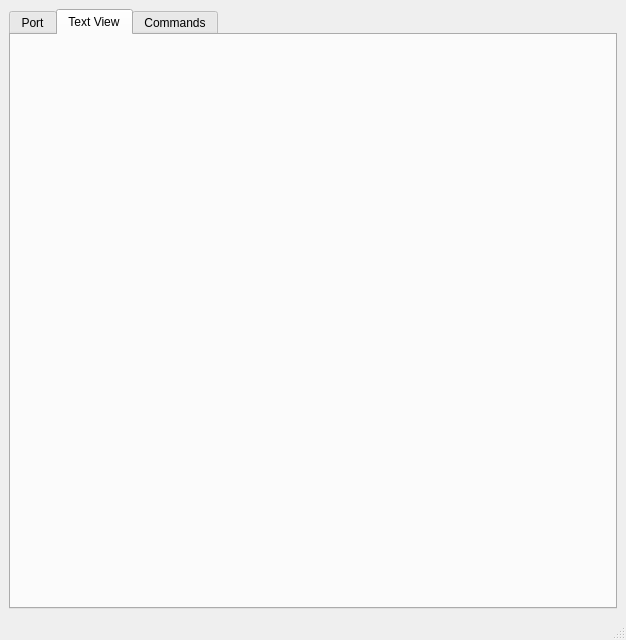
Old version of the form lib/main_window/main_window.ui in the repository hhk7734/pyside2_serial.
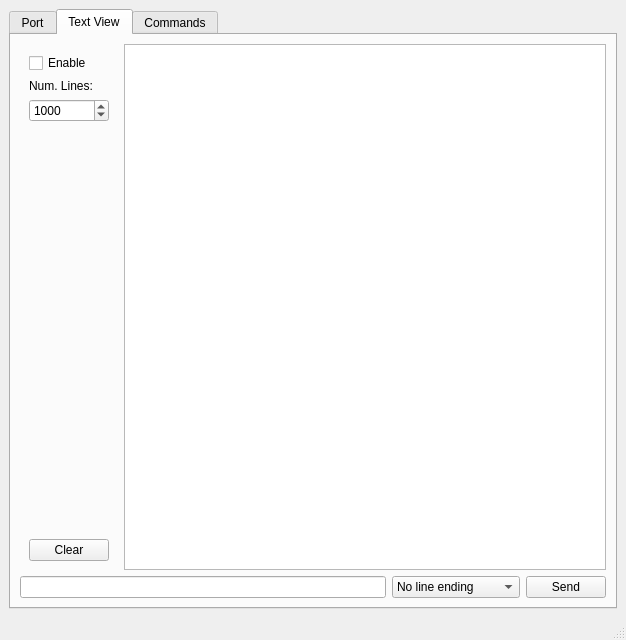
New version of the form. The open tabs and pages were chosen to show the change.

Commit message: main_window: add textViewTab

What changed in the file:
```diff
--- a/lib/main_window/main_window.ui
+++ b/lib/main_window/main_window.ui
@@ -287,6 +287,110 @@
          <attribute name="title">
           <string>Text View</string>
          </attribute>
+         <layout class="QVBoxLayout" name="verticalLayout_8">
+          <item>
+           <layout class="QGridLayout" name="gridLayout_4">
+            <item row="0" column="0">
+             <widget class="QWidget" name="widget_5" native="true">
+              <layout class="QVBoxLayout" name="verticalLayout_3">
+               <item>
+                <widget class="QCheckBox" name="textViewEnableCheckBox">
+                 <property name="text">
+                  <string>Enable</string>
+                 </property>
+                </widget>
+               </item>
+               <item>
+                <widget class="QLabel" name="label_3">
+                 <property name="text">
+                  <string>Num. Lines:</string>
+                 </property>
+                </widget>
+               </item>
+               <item>
+                <widget class="QSpinBox" name="textViewMaxNumLinesSpinBox">
+                 <property name="maximum">
+                  <number>3000</number>
+                 </property>
+                 <property name="value">
+                  <number>1000</number>
+                 </property>
+                </widget>
+               </item>
+               <item>
+                <spacer name="verticalSpacer_6">
+                 <property name="orientation">
+                  <enum>Qt::Vertical</enum>
+                 </property>
+                 <property name="sizeHint" stdset="0">
+                  <size>
+                   <width>20</width>
+                   <height>40</height>
+                  </size>
+                 </property>
+                </spacer>
+               </item>
+               <item>
+                <widget class="QPushButton" name="textViewClearPushButton">
+                 <property name="text">
+                  <string>Clear</string>
+                 </property>
+                </widget>
+               </item>
+              </layout>
+             </widget>
+            </item>
+            <item row="1" column="0" colspan="2">
+             <layout class="QHBoxLayout" name="horizontalLayout_2">
+              <item>
+               <widget class="QLineEdit" name="textViewSendLineEdit"/>
+              </item>
+              <item>
+               <widget class="QComboBox" name="textViewSendLineEndingComboBox">
+                <item>
+                 <property name="text">
+                  <string>No line ending</string>
+                 </property>
+                </item>
+                <item>
+                 <property name="text">
+                  <string>Newline(\n)</string>
+                 </property>
+                </item>
+                <item>
+                 <property name="text">
+                  <string>Carriage return(\r)</string>
+                 </property>
+                </item>
+                <item>
+                 <property name="text">
+                  <string>Both(\r\n)</string>
+                 </property>
+                </item>
+               </widget>
+              </item>
+              <item>
+               <widget class="QPushButton" name="textViewSendPushButton">
+                <property name="text">
+                 <string>Send</string>
+                </property>
+               </widget>
+              </item>
+             </layout>
+            </item>
+            <item row="0" column="1">
+             <widget class="QPlainTextEdit" name="textViewPlainTextEdit">
+              <property name="undoRedoEnabled">
+               <bool>false</bool>
+              </property>
+              <property name="readOnly">
+               <bool>true</bool>
+              </property>
+             </widget>
+            </item>
+           </layout>
+          </item>
+         </layout>
         </widget>
         <widget class="QWidget" name="commandsTab">
          <attribute name="title">
```
